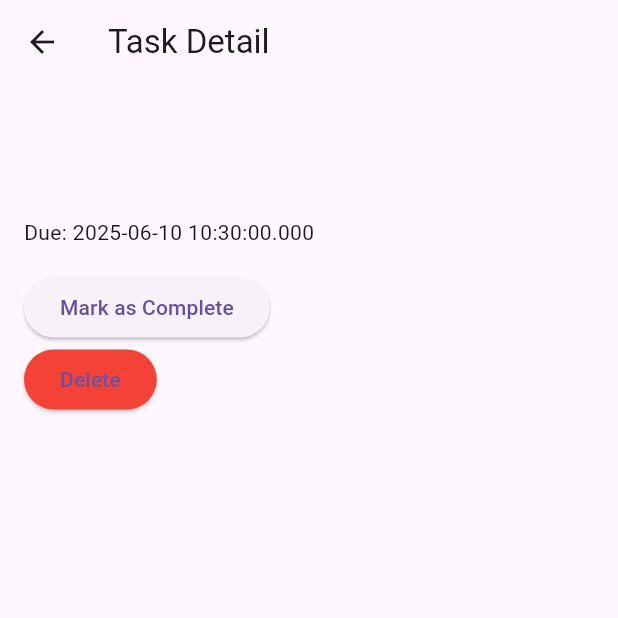
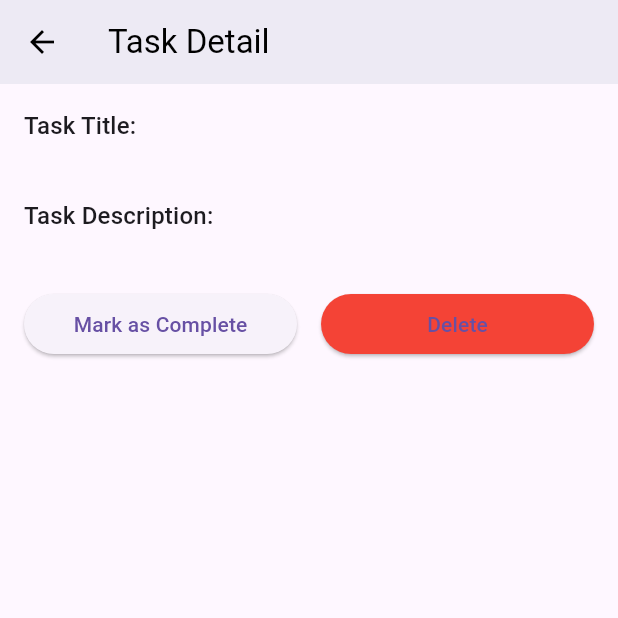
Before and after one commit to bhavikpokar1993/taskmate, a Flutter app: the TaskDetailScreen screen opened directly with empty values, on a phone screen of 412 x 824 dp, the top half of it. Run offline on Flutter 3.47's test engine with Material 3 defaults, Android fonts, the phone set to English and light mode, and no system bars; our stand-ins replace flutter_riverpod, get_it.

Commit message:
Some changes for delete icon remove

```diff
--- a/lib/presentation/views/add_task_screen.dart
+++ b/lib/presentation/views/add_task_screen.dart
@@ -57,7 +57,7 @@ class _AddTaskScreenState extends ConsumerState<AddTaskScreen> {
               ),
               SizedBox(height: 10.0,),
               TextFormField(
-                decoration: InputDecoration(labelText: 'Description',border: OutlineInputBorder(
+                decoration: InputDecoration(labelText: 'Description',    alignLabelWithHint: true, border: OutlineInputBorder(
                   borderRadius: BorderRadius.circular(5), // Rounded corners
                 ),
                   enabledBorder: OutlineInputBorder(
@@ -68,6 +68,8 @@ class _AddTaskScreenState extends ConsumerState<AddTaskScreen> {
                     borderRadius: BorderRadius.circular(16.0),
                     borderSide: BorderSide(color: Colors.purple, width: 2.0), // On focus
                   ),),
+                maxLines: 4,
+                textAlignVertical: TextAlignVertical.top,
                 onChanged: (value) => _description = value,
               ),
               SizedBox(height: 20),
--- a/lib/presentation/views/home_screen.dart
+++ b/lib/presentation/views/home_screen.dart
@@ -16,8 +16,8 @@ class HomeScreen extends ConsumerWidget {
         backgroundColor: Colors.white,
         foregroundColor: Colors.black,),
       body: ListView(
-        children: taskList
-            .map((task) => TaskTile(
+        children: taskList.map((task) {
+          return TaskTile(
             title: task.title,
             isDone: task.isCompleted,
             onTap: () {
@@ -32,8 +32,7 @@ class HomeScreen extends ConsumerWidget {
                       Navigator.pop(context);
                     },
                     onToggleComplete: () {
-                    final updatedTask =
-                    task.copyWith(isCompleted: !task.isCompleted);
+                      final updatedTask = task.copyWith(isCompleted: !task.isCompleted);
                       ref.read(taskListProvider.notifier).updateTask(updatedTask);
                       Navigator.pop(context);
                     },
@@ -41,10 +40,13 @@ class HomeScreen extends ConsumerWidget {
                 ),
               );
             },
-          onDelete: () => ref.read(taskListProvider.notifier).deleteTask(task.id),
-        ))
-            .toList(),
-      ),
+            onDelete: task.isCompleted
+                ? null
+                : () => ref.read(taskListProvider.notifier).deleteTask(task.id),
+          );
+        }).toList(),
+      )
+      ,
       floatingActionButton: FloatingActionButton(
         onPressed: () => Navigator.push(
             context, MaterialPageRoute(builder: (_) => AddTaskScreen())),
--- a/lib/presentation/views/task_detail_screen.dart
+++ b/lib/presentation/views/task_detail_screen.dart
@@ -16,29 +16,48 @@ class TaskDetailScreen extends StatelessWidget {
   @override
   Widget build(BuildContext context) {
     return Scaffold(
-      appBar: AppBar(title: Text('Task Detail')),
+      appBar: AppBar(title: Text('Task Detail'), elevation: 8, // Higher elevation = deeper shadow
+        backgroundColor: Colors.white,
+        foregroundColor: Colors.black,),
       body: Padding(
         padding: const EdgeInsets.all(16.0),
           child: Column(
             crossAxisAlignment: CrossAxisAlignment.start,
             children: [
-            Text(task.title, style: Theme.of(context).textTheme.headlineMedium),
-            const SizedBox(height: 8),
-            Text(task.description),
-            const SizedBox(height: 8),
-            Text('Due: ${task.dueDate.toLocal()}'),
-            const SizedBox(height: 16),
-            ElevatedButton(
+              Text('Task Title:', style: Theme.of(context).textTheme.titleMedium),
+              Text(task.title, style: Theme.of(context).textTheme.bodyLarge),
+              const SizedBox(height: 12),
+
+              Text('Task Description:', style: Theme.of(context).textTheme.titleMedium),
+              Text(task.description, style: Theme.of(context).textTheme.bodyLarge),
+              const SizedBox(height: 12),
+
+              // Text('Due Date:', style: Theme.of(context).textTheme.titleMedium),
+              // Text('${task.dueDate.toLocal()}'),
+              // const SizedBox(height: 20),
+
+              Row(
+                mainAxisAlignment: MainAxisAlignment.spaceBetween,
+                children: [
+                  Expanded(
+                    child: ElevatedButton(
                       onPressed: onToggleComplete,
                       child: Text(task.isCompleted ? 'Mark as Incomplete' : 'Mark as Complete'),
                     ),
-            ElevatedButton(
+                  ),
+                  const SizedBox(width: 16),
+                  Expanded(
+                    child: ElevatedButton(
                       onPressed: onDelete,
                       style: ElevatedButton.styleFrom(backgroundColor: Colors.red),
                       child: const Text('Delete'),
                     ),
+                  ),
                 ],
               ),
+            ],
+          )
+
       ),
     );
   }
```
Also changed, not shown: lib/presentation/widgets/task_tile.dart (+6 -4 lines). Lines whose indentation alone changed are shown as unchanged.
